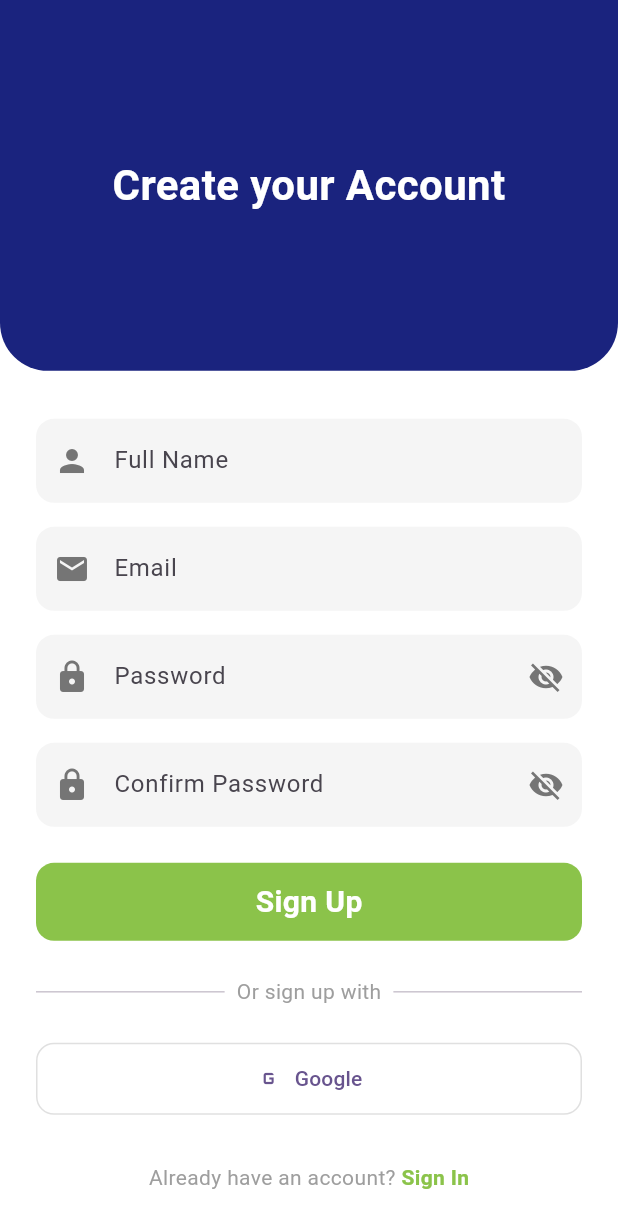
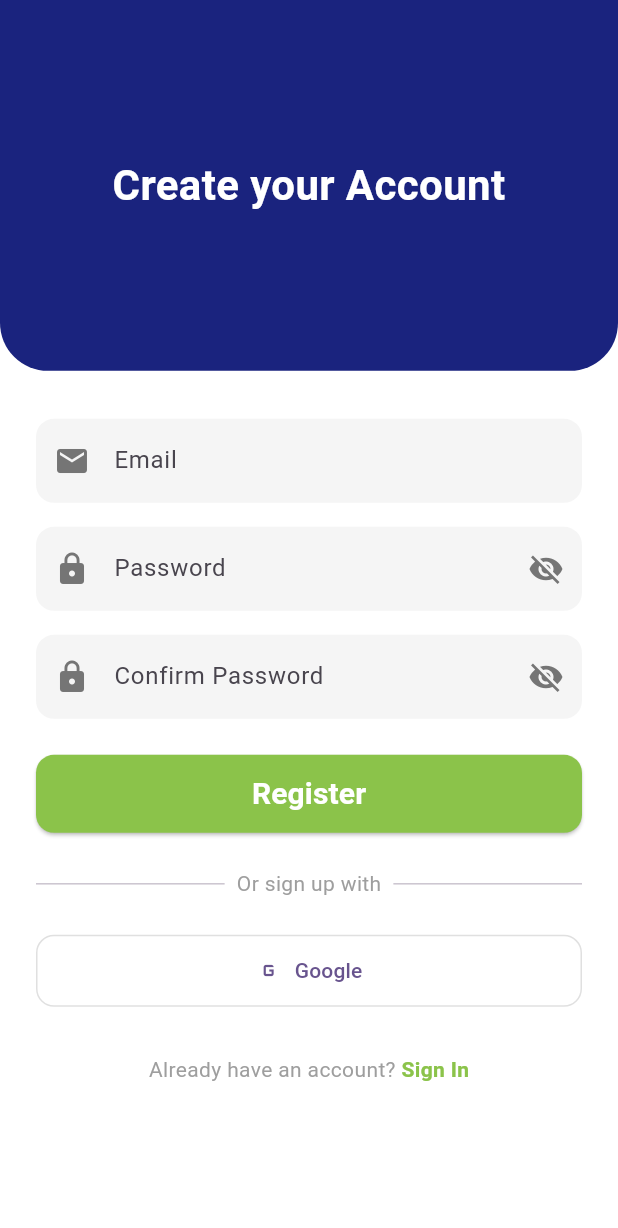
Before and after one commit to swampbear/flutter_auth_template, a Flutter app: the screen it shows after launch, after a tap on "Login", after a tap on "Register", on a phone screen of 412 x 824 dp. Shown: the top 1228 px of the screen. Run offline on Flutter 3.47's test engine with Material 3 defaults, Android fonts, the phone set to English and light mode, and no system bars; our stand-ins replace flutter_dotenv, fluttertoast, supabase_flutter; accounts and stored records are empty.

Commit message:
Add authentication service and UI helper; implement sign-in logic with toast notifications

```diff
--- a/lib/screens/SignInPage.dart
+++ b/lib/screens/SignInPage.dart
@@ -1,4 +1,6 @@
 import 'package:flutter/material.dart';
+import '../services/auth_service.dart';
+import '../helpers/ui_helper.dart';
 
 class SignInPage extends StatefulWidget {
   static const routeName = '/sign-in';
@@ -13,6 +15,8 @@ class _SignInPageState extends State<SignInPage> {
   final _formKey = GlobalKey<FormState>();
   final TextEditingController _emailController = TextEditingController();
   final TextEditingController _passwordController = TextEditingController();
+  final AuthService _authService = AuthService();
+  bool _loading = false;
   bool _obscurePassword = true;
 
   @override
@@ -27,6 +31,33 @@ class _SignInPageState extends State<SignInPage> {
       _obscurePassword = !_obscurePassword;
     });
   }
+
+  Future<void> _signIn() async {
+    if (!_formKey.currentState!.validate()) return;
+
+    setState(() => _loading = true);
+    try {
+      final user = await _authService.signIn(
+        email: _emailController.text.trim(),
+        password: _passwordController.text,
+      );
+      if (user != null) {
+        Navigator.pushReplacementNamed(context, '/home');
+      }
+    } catch (e) {
+      // Handle error (e.g., show a toast)
+      if (e.toString().contains('invalid_credentials')) {
+        UIHelper.showToast('Invalid email or password', isError: true);
+      } else if (e.toString().contains('user not found')) {
+        UIHelper.showToast('User not found', isError: true);
+      } else {
+        UIHelper.showToast('An error occurred. Please try again.', isError: true);
+      }
+    } finally {
+      setState(() => _loading = false);
+    }
+  }
+
 
   @override
   Widget build(BuildContext context) {
@@ -51,7 +82,7 @@ class _SignInPageState extends State<SignInPage> {
                   'Sign in to your Account',
                   textAlign: TextAlign.center,
                   style: TextStyle(
-                    fontFamily: 'Roboto',      // or any font you’ve configured
+                    fontFamily: 'Roboto',
                     color: Colors.white,
                     fontSize: 28,
                     fontWeight: FontWeight.bold,
@@ -143,28 +174,32 @@ class _SignInPageState extends State<SignInPage> {
 
                     // Login Button
                     SizedBox(height: 8),
-                    GestureDetector(
-                      onTap: () {
-                        if (_formKey.currentState!.validate()) {
-                          // Sign-in logic
-                          //TODO: Implement sign-in logic here
-                        }
-                      },
-                      child: Container(
+                    SizedBox(
                       height: 52,
-                        decoration: BoxDecoration(
+                      child: ElevatedButton(
+                        style: ElevatedButton.styleFrom(
+                          backgroundColor: Colors.lightGreen[500],
+                          shape: RoundedRectangleBorder(
                             borderRadius: BorderRadius.circular(12),
-                          color: Colors.lightGreen[500],
                           ),
-                        child: Center(
-                          child: Text(
+                        ),
+                        onPressed: _loading ? null : _signIn,
+                        child: _loading
+                          ? const SizedBox(
+                              width: 24,
+                              height: 24,
+                              child: CircularProgressIndicator(
+                                color: Colors.white,
+                                strokeWidth: 2,
+                              ),
+                            )
+                          : const Text(
                               'Login',
                               style: TextStyle(
                                 fontFamily: 'Roboto',
                                 color: Colors.white,
-                              fontSize: 28,
+                                fontSize: 20,
                                 fontWeight: FontWeight.bold,
-                            ),
                               ),
                             ),
                       ),
--- a/lib/screens/SignUpPage.dart
+++ b/lib/screens/SignUpPage.dart
@@ -1,4 +1,6 @@
 import 'package:flutter/material.dart';
+import '../services/auth_service.dart';
+import '../helpers/ui_helper.dart';
 
 class SignUpPage extends StatefulWidget {
   static const routeName = '/sign-up';
@@ -11,16 +13,16 @@ class SignUpPage extends StatefulWidget {
 
 class _SignUpPageState extends State<SignUpPage> {
   final _formKey = GlobalKey<FormState>();
-  final TextEditingController _fullNameController    = TextEditingController();
   final TextEditingController _emailController       = TextEditingController();
   final TextEditingController _passwordController    = TextEditingController();
   final TextEditingController _confirmPasswordController = TextEditingController();
+  final AuthService _authService = AuthService();
+  bool _loading = false;
   bool _obscurePassword = true;
   bool _obscureConfirm  = true;
 
   @override
   void dispose() {
-    _fullNameController.dispose();
     _emailController.dispose();
     _passwordController.dispose();
     _confirmPasswordController.dispose();
@@ -34,6 +36,31 @@ class _SignUpPageState extends State<SignUpPage> {
   void _toggleConfirm() {
     setState(() => _obscureConfirm = !_obscureConfirm);
   }
+
+  void _signUp() {
+    if (_formKey.currentState!.validate()) {
+      _authService.signUp(
+        email: _emailController.text,
+        password: _passwordController.text,
+      ).then((user) {
+        if (user != null) {
+          Navigator.pushNamed(context, '/home');
+        } else {
+          // Handle sign-up error
+          if (user == null) {
+            UIHelper.showToast('Sign-up failed. Please try again.', isError: true);
+          } else {
+            UIHelper.showToast('User already exists. Please sign in.', isError: true);
+          }
+        }
+      }).catchError((error) {
+          print(error.message);
+        // Handle sign-up error
+        UIHelper.showToast('Sign-up failed: ${error.message}', isError: true);
+      });
+    }
+  }
+
 
   @override
   Widget build(BuildContext context) {
@@ -77,23 +104,6 @@ class _SignUpPageState extends State<SignUpPage> {
                 child: Column(
                   crossAxisAlignment: CrossAxisAlignment.stretch,
                   children: [
-                    // Full Name
-                    TextFormField(
-                      controller: _fullNameController,
-                      decoration: InputDecoration(
-                        filled: true,
-                        fillColor: Colors.grey[100],
-                        hintText: 'Full Name',
-                        prefixIcon: Icon(Icons.person, color: Colors.grey[600]),
-                        border: OutlineInputBorder(
-                          borderRadius: BorderRadius.circular(12),
-                          borderSide: BorderSide.none,
-                        ),
-                      ),
-                      validator: (v) => (v == null || v.isEmpty) ? 'Please enter your full name' : null,
-                    ),
-                    const SizedBox(height: 16),
-
                     // Email
                     TextFormField(
                       controller: _emailController,
@@ -171,27 +181,32 @@ class _SignUpPageState extends State<SignUpPage> {
                     const SizedBox(height: 24),
 
                     // Sign Up Button
-                    GestureDetector(
-                      onTap: () {
-                        if (_formKey.currentState!.validate()) {
-                          // TODO: Implement sign-up logic
-                        }
-                      },
-                      child: Container(
+                    SizedBox(
                       height: 52,
-                        decoration: BoxDecoration(
-                          color: Colors.lightGreen[500],
+                      child: ElevatedButton(
+                        onPressed: _loading ? null : _signUp,
+                        style: ElevatedButton.styleFrom(
+                          backgroundColor: Colors.lightGreen[500],
+                          shape: RoundedRectangleBorder(
                             borderRadius: BorderRadius.circular(12),
                           ),
-                        child: const Center(
-                          child: Text(
-                            'Sign Up',
+                        ),
+                        child: _loading
+                          ? const SizedBox(
+                              width: 24,
+                              height: 24,
+                              child: CircularProgressIndicator(
+                                color: Colors.white,
+                                strokeWidth: 2,
+                              ),
+                            )
+                          : const Text(
+                              'Register',
                               style: TextStyle(
                                 fontFamily: 'Roboto',
                                 color: Colors.white,
                                 fontSize: 20,
                                 fontWeight: FontWeight.bold,
-                            ),
                               ),
                             ),
                       ),
--- a/pubspec.yaml
+++ b/pubspec.yaml
@@ -37,6 +37,7 @@ dependencies:
 
   supabase_flutter: ^2.0.0
   flutter_dotenv: ^5.0.0
+  fluttertoast: ^8.2.12
 
 dev_dependencies:
   flutter_test:
```
Also changed, not shown: lib/helpers/ui_helper.dart (added, +18 -0 lines), lib/services/auth_service.dart (added, +47 -0 lines), pubspec.lock, 1 other file. Lines whose indentation alone changed are shown as unchanged.
